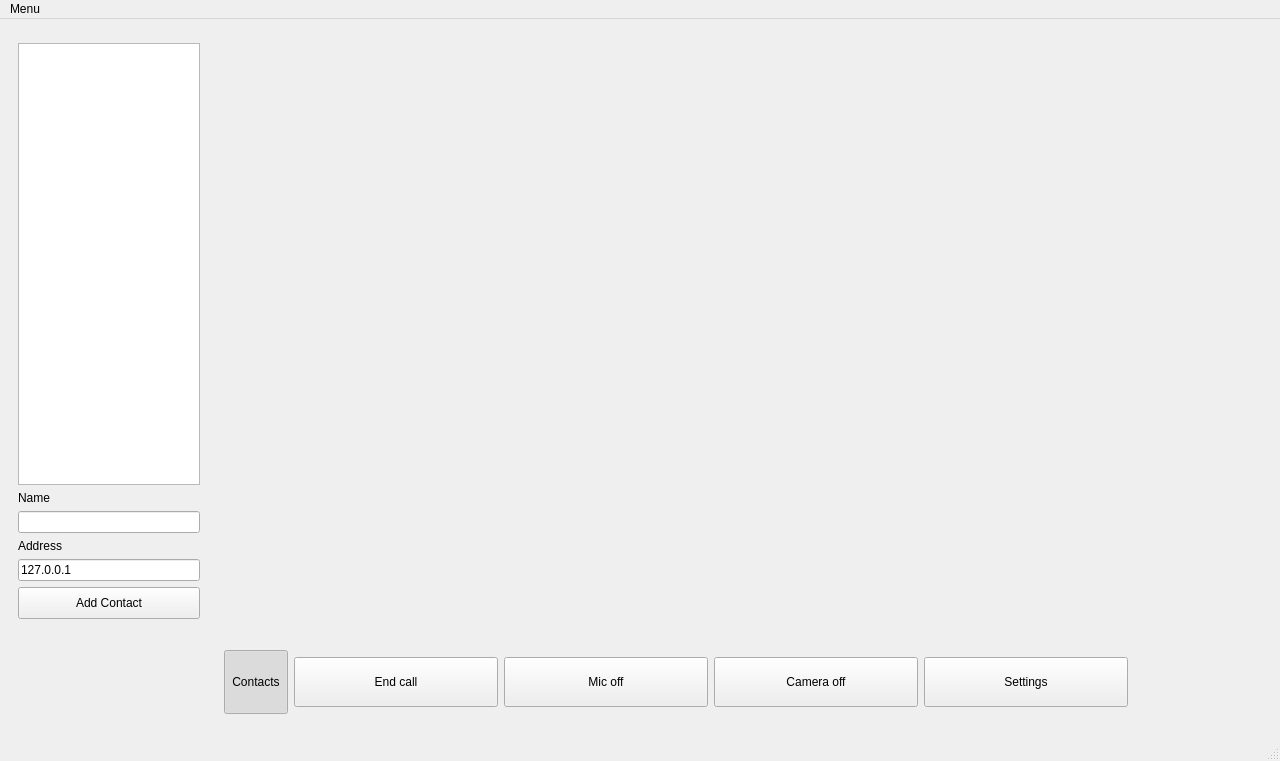
Qt form ui/callwindow.ui (ultravideo/uvgComm) before a commit.
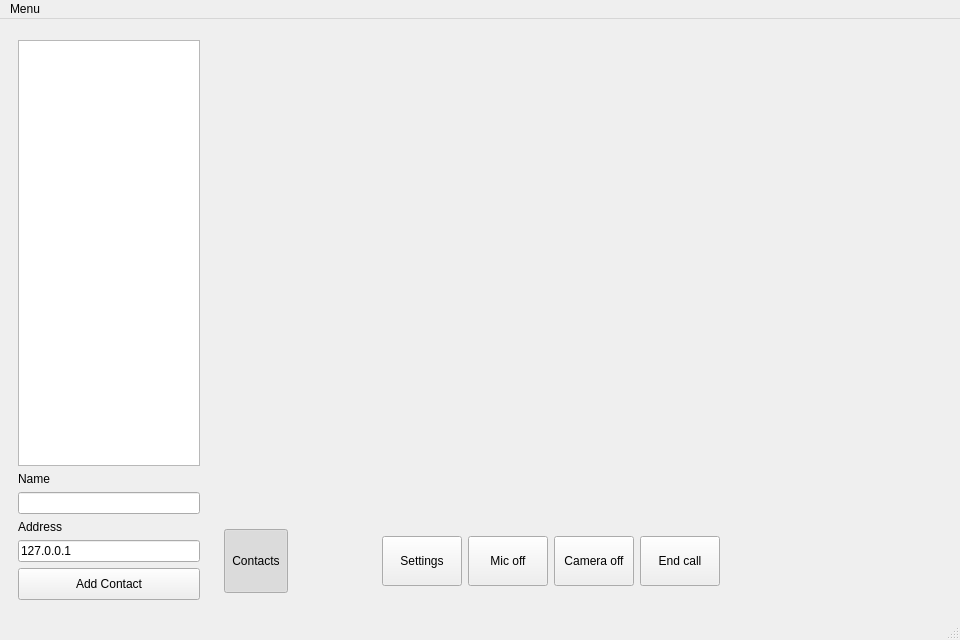
The same form after that commit. Custom widgets are drawn as their Qt base class.

Commit message: Some UI adjustments with widget layouts.

What changed in the file:
```diff
--- a/ui/callwindow.ui
+++ b/ui/callwindow.ui
@@ -6,8 +6,8 @@
    <rect>
     <x>0</x>
     <y>0</y>
-    <width>1280</width>
-    <height>759</height>
+    <width>960</width>
+    <height>640</height>
    </rect>
   </property>
   <property name="sizePolicy">
@@ -21,35 +21,17 @@
   </property>
   <widget class="QWidget" name="centralwidget">
    <layout class="QGridLayout" name="gridLayout_2">
-    <item row="0" column="1" rowspan="8" colspan="9">
-     <widget class="QWidget" name="participants" native="true">
-      <property name="sizePolicy">
-       <sizepolicy hsizetype="Preferred" vsizetype="Expanding">
-        <horstretch>0</horstretch>
-        <verstretch>0</verstretch>
-       </sizepolicy>
-      </property>
-      <property name="minimumSize">
-       <size>
-        <width>640</width>
-        <height>480</height>
-       </size>
-      </property>
-      <layout class="QGridLayout" name="participantLayout">
-       <property name="sizeConstraint">
-        <enum>QLayout::SetMaximumSize</enum>
-       </property>
-       <property name="spacing">
-        <number>0</number>
-       </property>
-      </layout>
-     </widget>
-    </item>
-    <item row="8" column="1" colspan="9">
+    <item row="10" column="1" colspan="9">
      <widget class="QWidget" name="buttonContainer" native="true">
+      <property name="sizePolicy">
+       <sizepolicy hsizetype="Minimum" vsizetype="Minimum">
+        <horstretch>0</horstretch>
+        <verstretch>0</verstretch>
+       </sizepolicy>
+      </property>
       <property name="minimumSize">
        <size>
-        <width>0</width>
+        <width>480</width>
         <height>96</height>
        </size>
       </property>
@@ -86,7 +68,20 @@
         </widget>
        </item>
        <item>
-        <widget class="QPushButton" name="EndCallButton">
+        <spacer name="horizontalSpacer_2">
+         <property name="orientation">
+          <enum>Qt::Horizontal</enum>
+         </property>
+         <property name="sizeHint" stdset="0">
+          <size>
+           <width>40</width>
+           <height>20</height>
+          </size>
+         </property>
+        </spacer>
+       </item>
+       <item>
+        <widget class="QPushButton" name="settings">
          <property name="minimumSize">
           <size>
            <width>50</width>
@@ -97,7 +92,7 @@
           <string extracomment="End call"/>
          </property>
          <property name="text">
-          <string>End call</string>
+          <string>Settings</string>
          </property>
         </widget>
        </item>
@@ -131,7 +126,7 @@
         </widget>
        </item>
        <item>
-        <widget class="QPushButton" name="settings">
+        <widget class="QPushButton" name="EndCallButton">
          <property name="minimumSize">
           <size>
            <width>50</width>
@@ -142,10 +137,23 @@
           <string extracomment="Settings"/>
          </property>
          <property name="text">
-          <string>Settings</string>
+          <string>End call</string>
          </property>
         </widget>
        </item>
+       <item>
+        <spacer name="horizontalSpacer_3">
+         <property name="orientation">
+          <enum>Qt::Horizontal</enum>
+         </property>
+         <property name="sizeHint" stdset="0">
+          <size>
+           <width>40</width>
+           <height>20</height>
+          </size>
+         </property>
+        </spacer>
+       </item>
        <item>
         <widget class="VideoWidget" name="SelfView" native="true">
          <property name="sizePolicy">
@@ -171,23 +179,71 @@
       </layout>
      </widget>
     </item>
-    <item row="8" column="0">
-     <spacer name="horizontalSpacer">
-      <property name="orientation">
-       <enum>Qt::Horizontal</enum>
+    <item row="0" column="1" rowspan="10" colspan="9">
+     <widget class="QWidget" name="participants" native="true">
+      <property name="sizePolicy">
+       <sizepolicy hsizetype="Expanding" vsizetype="Preferred">
+        <horstretch>0</horstretch>
+        <verstretch>0</verstretch>
+       </sizepolicy>
       </property>
-      <property name="sizeType">
-       <enum>QSizePolicy::Preferred</enum>
+      <property name="minimumSize">
+       <size>
+        <width>320</width>
+        <height>240</height>
+       </size>
       </property>
-      <property name="sizeHint" stdset="0">
+      <layout class="QGridLayout" name="participantLayout">
+       <property name="sizeConstraint">
+        <enum>QLayout::SetMaximumSize</enum>
+       </property>
+       <property name="spacing">
+        <number>0</number>
+       </property>
+      </layout>
+     </widget>
+    </item>
+    <item row="0" column="0">
+     <widget class="QWidget" name="TopLeftSpacerContainer" native="true">
+      <property name="sizePolicy">
+       <sizepolicy hsizetype="Preferred" vsizetype="Expanding">
+        <horstretch>0</horstretch>
+        <verstretch>0</verstretch>
+       </sizepolicy>
+      </property>
+      <property name="minimumSize">
+       <size>
+        <width>0</width>
+        <height>0</height>
+       </size>
+      </property>
+      <property name="maximumSize">
        <size>
         <width>200</width>
-        <height>10</height>
+        <height>0</height>
        </size>
       </property>
-     </spacer>
+      <layout class="QHBoxLayout" name="horizontalLayout_2">
+       <item>
+        <spacer name="horizontalSpacer">
+         <property name="orientation">
+          <enum>Qt::Horizontal</enum>
+         </property>
+         <property name="sizeType">
+          <enum>QSizePolicy::Expanding</enum>
+         </property>
+         <property name="sizeHint" stdset="0">
+          <size>
+           <width>200</width>
+           <height>13</height>
+          </size>
+         </property>
+        </spacer>
+       </item>
+      </layout>
+     </widget>
     </item>
-    <item row="0" column="0" rowspan="8">
+    <item row="1" column="0" rowspan="10">
      <widget class="QWidget" name="contactListContainer" native="true">
       <property name="sizePolicy">
        <sizepolicy hsizetype="Preferred" vsizetype="Expanding">
@@ -198,7 +254,7 @@
       <property name="minimumSize">
        <size>
         <width>150</width>
-        <height>600</height>
+        <height>240</height>
        </size>
       </property>
       <property name="maximumSize">
@@ -208,6 +264,9 @@
        </size>
       </property>
       <layout class="QVBoxLayout" name="verticalLayout">
+       <property name="topMargin">
+        <number>0</number>
+       </property>
        <item>
         <widget class="Line" name="line">
          <property name="orientation">
@@ -285,7 +344,7 @@
     <rect>
      <x>0</x>
      <y>0</y>
-     <width>1280</width>
+     <width>960</width>
      <height>21</height>
     </rect>
    </property>
```
Left out of the diff: 4 changed lines with no effect on the pictures.
